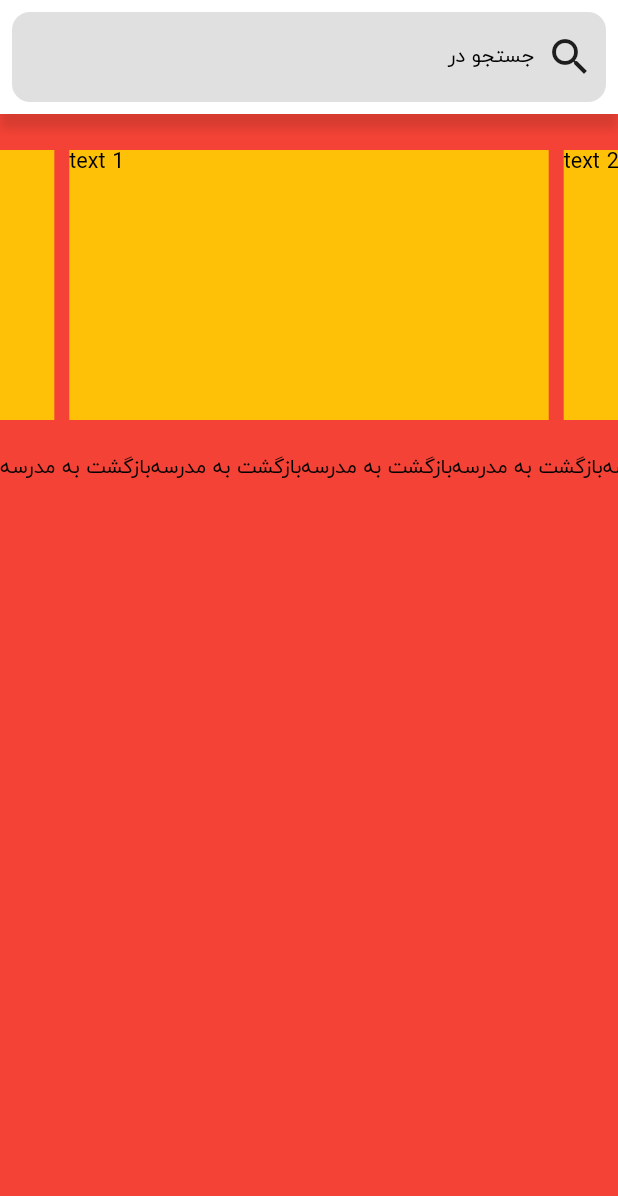
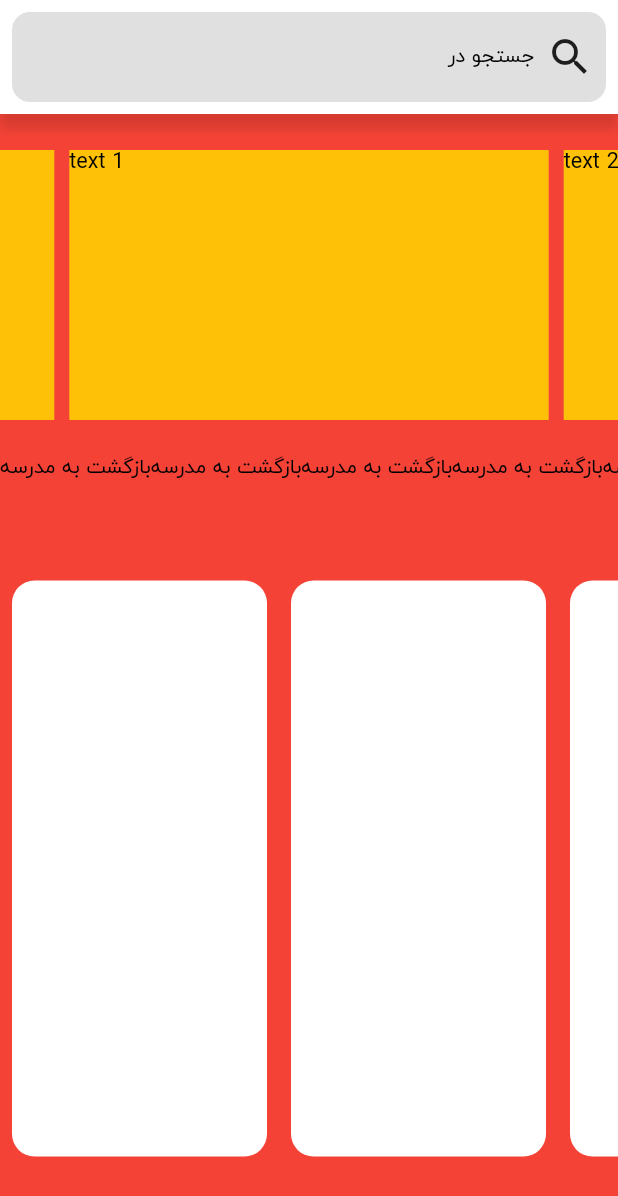
Before and after one commit to NovinGroup/digikala_flutter, a Flutter app: the screen it shows after launch, on a phone screen of 412 x 824 dp. Shown: the top 1196 px of the screen. Run offline on Flutter 3.47's test engine with Material 2 defaults, Android fonts, the phone set to English and light mode, and no system bars; drawn by our look-alikes of carousel_slider.

Commit message:
Add Offer Box

```diff
--- /dev/null
+++ b/lib/module/home/screen/component/offer_box_widget.dart
@@ -0,0 +1,22 @@
+import 'package:digikala/module/home/screen/component/product_widget.dart';
+import 'package:flutter/cupertino.dart';
+
+class OfferBoxWidget extends StatelessWidget {
+  const OfferBoxWidget({Key? key}) : super(key: key);
+
+  @override
+  Widget build(BuildContext context) {
+    return Container(
+      height: 400,
+      child: ListView(
+        scrollDirection: Axis.horizontal,
+        children: [
+          ProductWidget(),
+          ProductWidget(),
+          ProductWidget(),
+          ProductWidget(),
+        ],
+      ),
+    );
+  }
+}
--- /dev/null
+++ b/lib/module/home/screen/component/product_widget.dart
@@ -0,0 +1,20 @@
+import 'package:flutter/cupertino.dart';
+import 'package:flutter/material.dart';
+
+class ProductWidget extends StatelessWidget {
+  const ProductWidget({Key? key}) : super(key: key);
+
+  @override
+  Widget build(BuildContext context) {
+    return Padding(
+      padding: const EdgeInsets.all(8.0),
+      child: Container(
+        width: 170,
+        decoration: BoxDecoration(
+          color: Colors.white,
+          borderRadius: BorderRadius.circular(15)
+        ),
+      ),
+    );
+  }
+}
--- a/lib/module/home/screen/home_screen.dart
+++ b/lib/module/home/screen/home_screen.dart
@@ -1,5 +1,6 @@
 import 'package:digikala/component/custom_app_bar.dart';
 import 'package:digikala/module/home/screen/component/category_list.dart';
+import 'package:digikala/module/home/screen/component/offer_box_widget.dart';
 import 'package:digikala/module/home/screen/component/search_app_bar.dart';
 import 'package:digikala/module/home/screen/component/search_widget.dart';
 import 'package:digikala/module/home/screen/component/slider.dart';
@@ -19,7 +20,8 @@ class HomeScreen extends StatelessWidget {
             children: [
               SearchAppBar(),
               AppSlider(),
-              CategoryList()
+              CategoryList(),
+              OfferBoxWidget()
             ],
           ),
         ),
```
